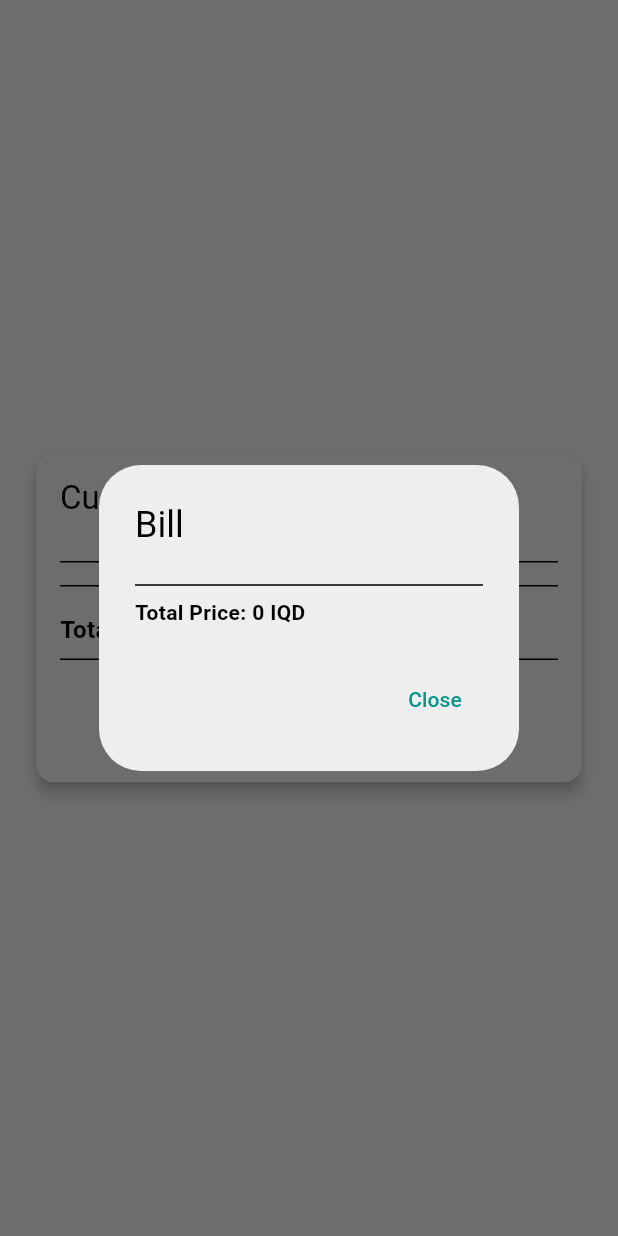
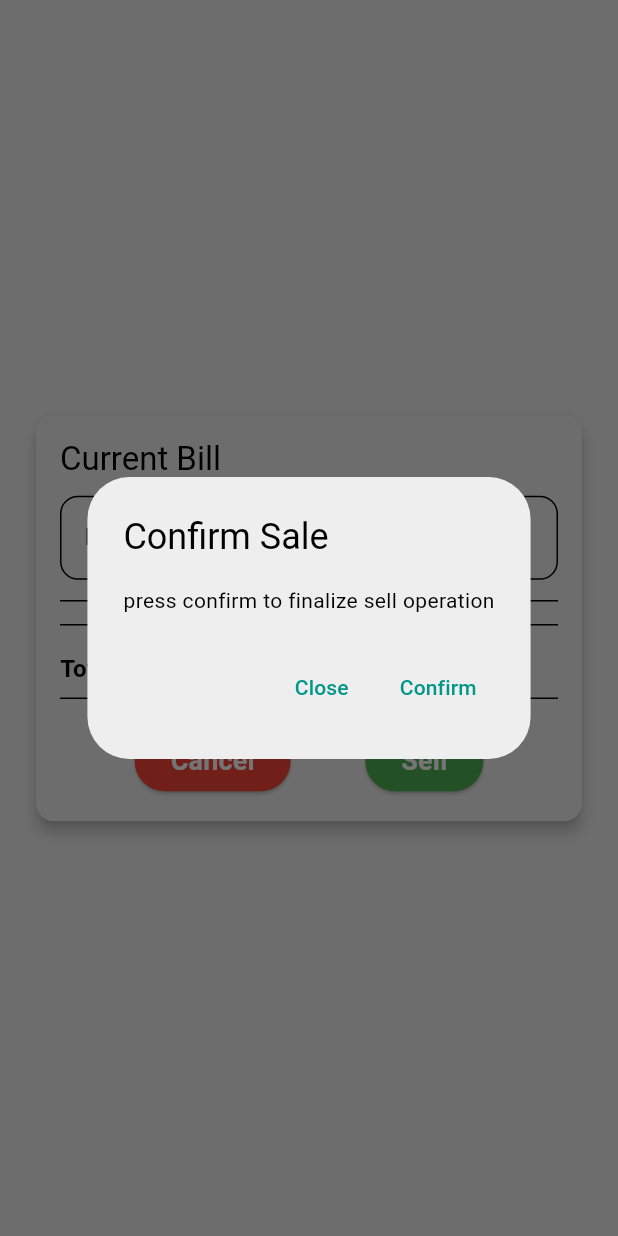
Before and after one commit to Weebester/Pharmacy-Management-System-Mobile, a Flutter app: the SellPage widget shown alone on an empty page, opened directly, after a tap on "Sell", on a phone screen of 412 x 824 dp. Run offline on Flutter 3.47's test engine with Material 3 defaults, Android fonts, the phone set to English and light mode, and no system bars; our stand-ins replace dio, firebase_auth, firebase_core, flutter_secure_storage, infinite_scroll_pagination, jwt_decoder and 1 more; accounts and stored records are empty; network calls fail.

Commit message:
theme changes

```diff
--- a/lib/Bill.dart
+++ b/lib/Bill.dart
@@ -1,8 +1,10 @@
 import 'package:flutter/material.dart';
+import 'package:mypharmacy/api_call_manager.dart';
 
 class BillState with ChangeNotifier {
   // List of cart items with their details (ID, name, expDate, price)
   final List<CartItem> _cartItems = [];
+  final TextEditingController doc = TextEditingController();
 
   List<CartItem> get cartItems => _cartItems;
 
@@ -24,19 +26,61 @@ class BillState with ChangeNotifier {
 
   void clearBill() {
     _cartItems.clear();
+    doc.clear();
     notifyListeners();
+  }
+
+  Future<Map<String, dynamic>> sell(
+      APICaller apiCaller, int pharmaIndex) async {
+    String route = "$serverAddress/sell_items";
+
+    if (doc.text.trim().isEmpty) {
+      return {"success": false, "message": "Prescriber name is required!"};
+    }
+
+    String content = """
+prescriber: ${doc.text}
+#####
+${_cartItems.map((item) => "* ${item.name}\n  ID: ${item.id}\n  POM: ${item.pom}\n  Expiry: ${item.expDate}\n  Price: ${item.price}").join("\n")}
+#####
+total price: $totalPrice
+""";
+
+    Map<String, dynamic> requestBody = {
+      "item_ids": _cartItems.map((item) => item.id).toList(),
+      "ex_dates": _cartItems.map((item) => item.expDate).toList(),
+      "content": content,
+      "index": pharmaIndex
+    };
+
+    try {
+      final response = await apiCaller.put(route, requestBody);
+
+      if (response.statusCode == 200) {
+        return {"success": true, "message": "Success"};
+      } else {
+        return {
+          "success": false,
+          "message": "Failed to sell items: ${response.data}"
+        };
+      }
+    } catch (e) {
+      return {"success": false, "message": "Error: $e"};
+    }
   }
 }
 
 class CartItem {
   final int id;
   final String name;
+  final String pom;
   final String expDate;
   final int price;
 
   CartItem({
     required this.id,
     required this.name,
+    required this.pom,
     required this.expDate,
     required this.price,
   });
--- a/lib/api_call_manager.dart
+++ b/lib/api_call_manager.dart
@@ -1,5 +1,6 @@
 import 'package:dio/dio.dart';
 import 'user_state.dart';
+
 const String serverAddress = "http://192.168.0.105:8000";
 
 class APICaller {
@@ -10,7 +11,6 @@ class APICaller {
     _dio.interceptors.add(
       InterceptorsWrapper(
         onRequest: (options, handler) async {
-          // Ensure we always use the latest access token
           final accessToken = _stateManager.accessToken;
           if (accessToken.isNotEmpty) {
             options.headers['Authorization'] = 'Bearer $accessToken';
--- a/lib/item_details_page.dart
+++ b/lib/item_details_page.dart
@@ -375,6 +375,7 @@ class ItemDetailsPageState extends State<ItemDetailsPage> {
                                             widget.refresh();
                                             updateBatches(
                                                 item.itemID, apiCaller);
+                                            Navigator.pop(context);
                                             ScaffoldMessenger.of(context)
                                                 .showSnackBar(
                                               SnackBar(
--- a/lib/sell_page.dart
+++ b/lib/sell_page.dart
@@ -1,12 +1,17 @@
 import 'package:flutter/material.dart';
+import 'package:flutter/scheduler.dart';
+import 'package:mypharmacy/user_state.dart';
 import 'package:provider/provider.dart';
 import 'Bill.dart';
+import 'api_call_manager.dart';
 
 class SellPage extends StatelessWidget {
   const SellPage({super.key});
 
   @override
   Widget build(BuildContext context) {
+    final apiCaller = context.read<APICaller>();
+    final userState = Provider.of<UserState>(context);
     return Consumer<BillState>(
       builder: (context, currentBill, child) {
         return Center(
@@ -24,14 +29,36 @@ class SellPage extends StatelessWidget {
                       "Current Bill",
                       style: Theme.of(context).textTheme.titleLarge,
                     ),
-                    const SizedBox(height: 20),
+                    const SizedBox(height: 10),
+                    TextFormField(
+                      controller: currentBill.doc,
+                      decoration: InputDecoration(
+                        labelText: 'Prescriber',
+                        hintText: 'Enter name',
+                        border: OutlineInputBorder(
+                          borderRadius: BorderRadius.circular(12.0),
+                        ),
+                      ),
+                      validator: (value) {
+                        if (value == null || value.isEmpty) {
+                          return 'Please enter the Prescriber name';
+                        }
+                        return null;
+                      },
+                    ),
+                    const SizedBox(height: 6),
                     const Divider(),
 
                     Column(
-                      children: List.generate(currentBill.cartItems.length, (index) {
+                      children:
+                          List.generate(currentBill.cartItems.length, (index) {
                         final item = currentBill.cartItems[index];
+                        String p = "OTC";
+                        if (item.pom == "Yes") {
+                          p = "POM";
+                        }
                         return ListTile(
-                          title: Text(item.name),
+                          title: Text("${item.name}($p)"),
                           subtitle: Text("Price:${item.price} IQD"),
                           onTap: () {
                             currentBill.removeItem(index);
@@ -79,29 +106,41 @@ class SellPage extends StatelessWidget {
                               context: context,
                               builder: (BuildContext context) {
                                 return AlertDialog(
-                                  title: Text("Bill"),
-                                  content: SingleChildScrollView(
-                                    child: Column(
-                                      crossAxisAlignment: CrossAxisAlignment.start,
-                                      children: [
-                                        ...currentBill.cartItems.map<Widget>((item) {
-                                          return Text("${item.name}: ${item.price} IQD\n${item.expDate}");
-                                        }),
-                                        const Divider(),
-                                        Text(
-                                          "Total Price: ${currentBill.totalPrice} IQD",
-                                          style: const TextStyle(fontWeight: FontWeight.bold),
-                                        ),
-                                      ],
-                                    ),
-                                  ),
+                                  title: Text("Confirm Sale"),
+                                  content:Text("press confirm to finalize sell operation"),
                                   actions: <Widget>[
                                     TextButton(
                                       onPressed: () {
-                                        currentBill.clearBill();
                                         Navigator.of(context).pop();
                                       },
                                       child: Text("Close"),
+                                    ),
+                                    TextButton(
+                                      onPressed: () async {
+                                        var result = await currentBill.sell(
+                                            apiCaller, userState.pharmaIndex);
+                                        bool success = result["success"];
+                                        String message = result["message"];
+
+                                        SchedulerBinding.instance
+                                            .addPostFrameCallback((_) {
+                                          if (success) {
+                                            currentBill.clearBill();
+                                            Navigator.of(context).pop();
+                                            ScaffoldMessenger.of(context)
+                                                .showSnackBar(
+                                              SnackBar(content: Text("sold successfully")),
+                                            );
+                                          } else {
+                                            Navigator.of(context).pop();
+                                            ScaffoldMessenger.of(context)
+                                                .showSnackBar(
+                                              SnackBar(content: Text(message)),
+                                            );
+                                          }
+                                        });
+                                      },
+                                      child: Text("Confirm"),
                                     ),
                                   ],
                                 );
--- a/lib/stock_card.dart
+++ b/lib/stock_card.dart
@@ -79,6 +79,7 @@ class ItemView extends StatelessWidget {
                         bill.addItem(CartItem(
                             id: item.itemID,
                             name: item.med,
+                            pom: item.pom,
                             expDate: batch["EXDate"],
                             price: item.price));
                       },
```
